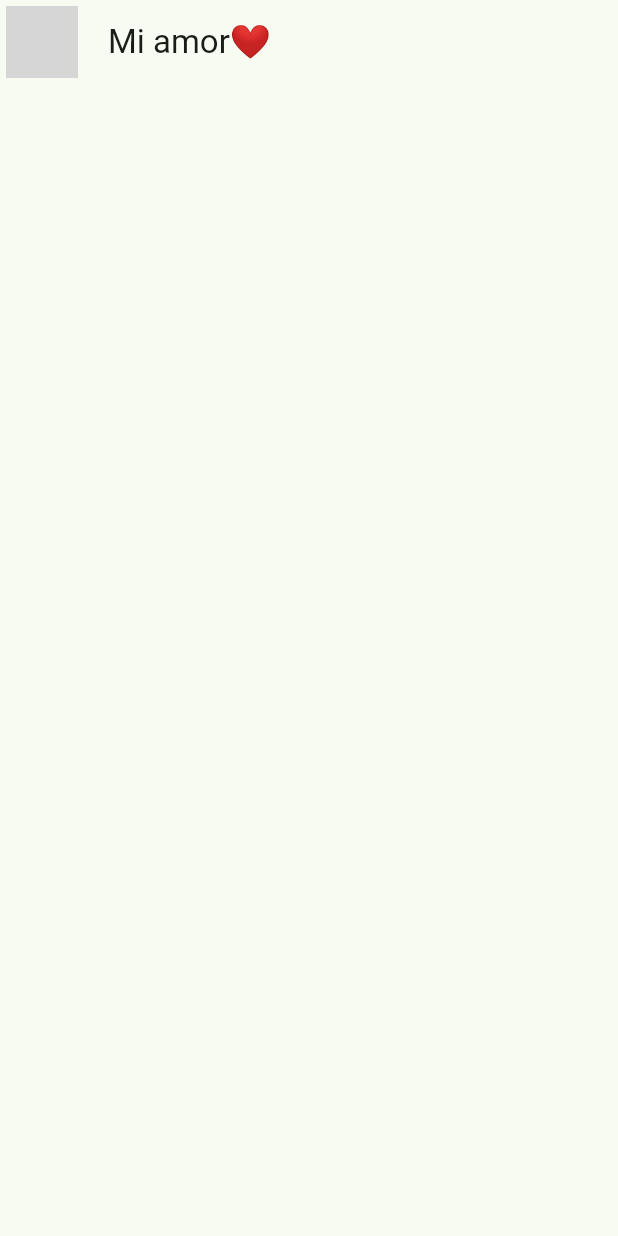
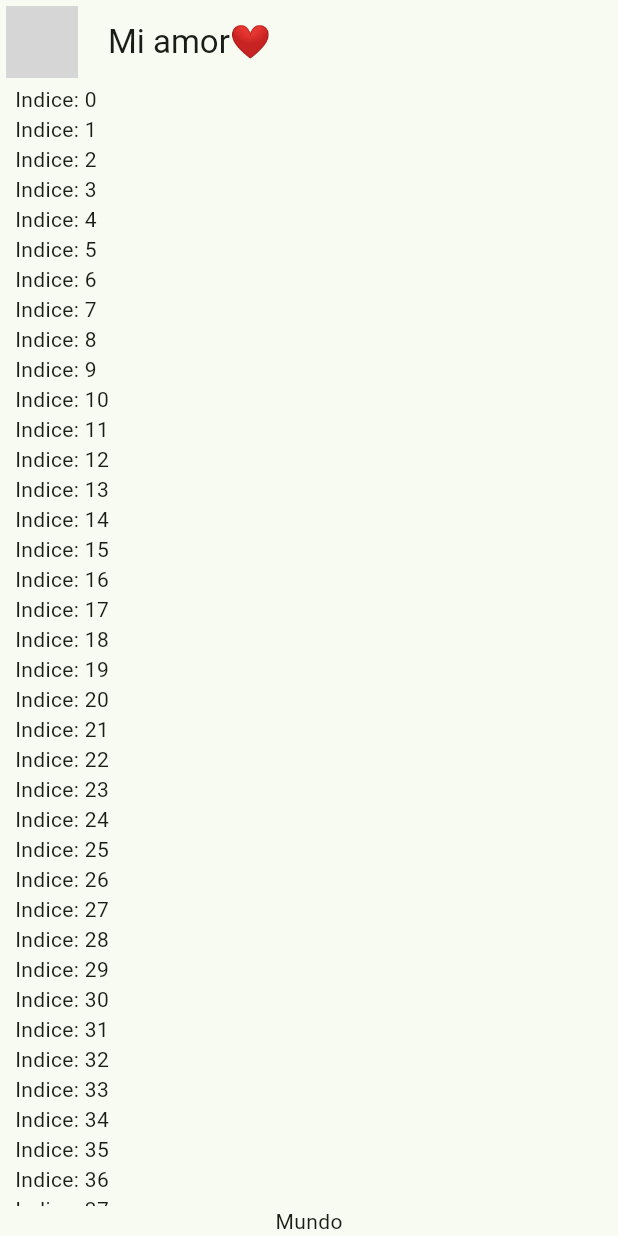
Before and after one commit to JesusAlejandroCabreraGarcia/DMI-10B-YesNoApp-200472, a Flutter app: the screen it shows after launch, on a phone screen of 412 x 824 dp. Run offline on Flutter 3.47's test engine with Material 3 defaults, Android fonts, the phone set to English and light mode, and no system bars; network calls fail; grey boxes are pictures that could not be loaded.

Commit message:
Practica 22
Agregamos los datos

```diff
--- a/flutter_application_1/lib/presentation/chat/chat_screen.dart
+++ b/flutter_application_1/lib/presentation/chat/chat_screen.dart
@@ -15,6 +15,29 @@ class ChatScreen extends StatelessWidget {
           title: Text('Mi amor❤️'),
           centerTitle: false,
       ),
+      body: _ChatView(),
     );
   }
 }
+
+class _ChatView extends StatelessWidget {
+
+  @override
+  Widget build(BuildContext context) {
+    return SafeArea(
+      child: Padding(
+      padding: const EdgeInsets.symmetric(horizontal: 10),
+      child: Column(
+        children: [
+          Expanded(child: ListView.builder(
+            itemCount: 100,
+            itemBuilder: (context, index){
+              return Text('Indice: $index');
+            })),
+            Text('Mundo')
+        ],
+      )
+      ),
+    );
+  }
+}
--- a/flutter_application_1/pubspec.yaml
+++ b/flutter_application_1/pubspec.yaml
@@ -35,6 +35,7 @@ dependencies:
   # The following adds the Cupertino Icons font to your application.
   # Use with the CupertinoIcons class for iOS style icons.
   cupertino_icons: ^1.0.8
+  provider: ^6.1.2
 
 dev_dependencies:
   flutter_test:
```
Also changed, not shown: flutter_application_1/lib/domain/entities/message.dart (added, +13 -0 lines), flutter_application_1/lib/presentation/providers/chat_provider.dart (added, +13 -0 lines), flutter_application_1/lib/presentation/widgets/Chat/my_message_bubble.dart (added, +27 -0 lines).
